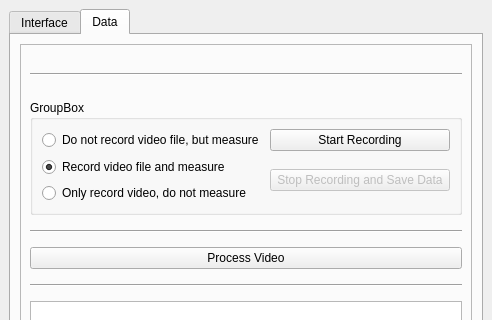
Before: the Qt Designer form UI/MainControl_placeholder.ui in gpgreeff/filament_vision_sensing, drawn with Qt 5; both pictures show x 0 to 492 and y 0 to 320 of the 492 by 633 pixel window.
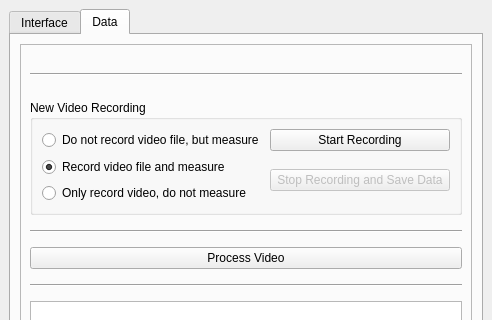
After: the same form once the commit is applied.

What changed in the file:
```diff
--- a/UI/MainControl_placeholder.ui
+++ b/UI/MainControl_placeholder.ui
@@ -116,7 +116,7 @@
            <item>
             <widget class="QGroupBox" name="groupBox">
              <property name="title">
-              <string>GroupBox</string>
+              <string>New Video Recording</string>
              </property>
              <layout class="QGridLayout" name="gridLayout">
               <item row="0" column="0">
```
